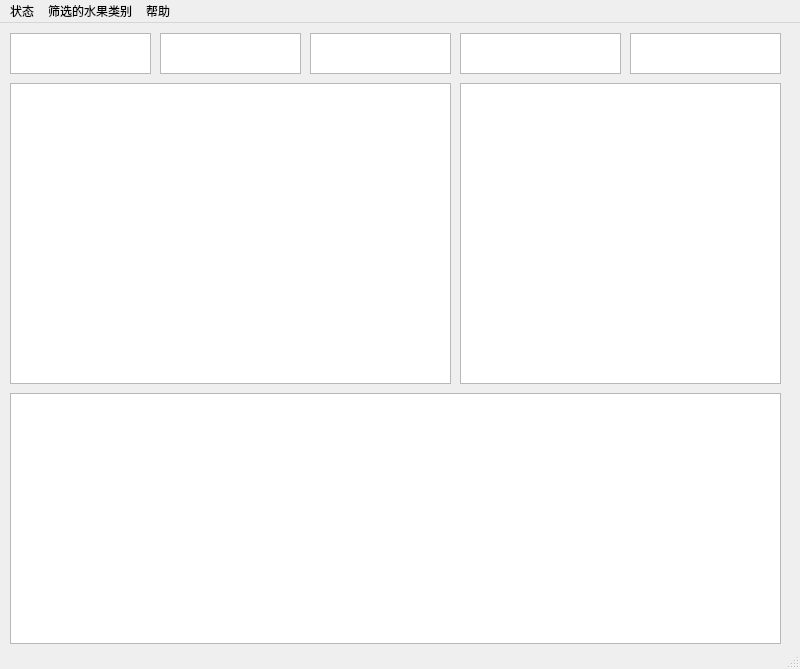
First picture: the form in Fruit_QTgui.ui, repository tianxingithub/fruit_detection_project, before the edit.
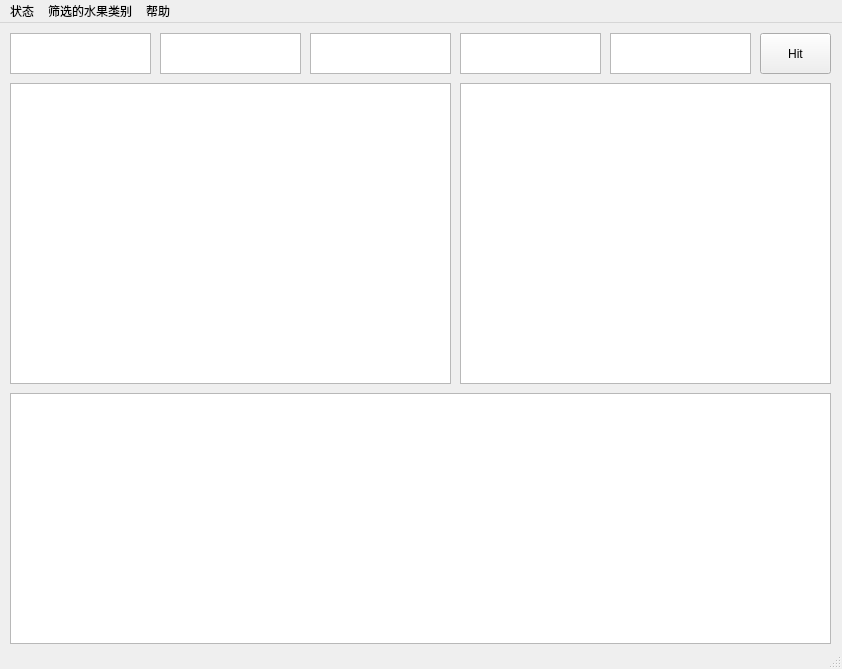
Second picture: the form after the edit.

What changed in the file:
```diff
--- a/Fruit_QTgui.ui
+++ b/Fruit_QTgui.ui
@@ -6,7 +6,7 @@
    <rect>
     <x>0</x>
     <y>0</y>
-    <width>800</width>
+    <width>842</width>
     <height>669</height>
    </rect>
   </property>
@@ -19,7 +19,7 @@
      <rect>
       <x>10</x>
       <y>370</y>
-      <width>771</width>
+      <width>821</width>
       <height>251</height>
      </rect>
     </property>
@@ -29,7 +29,7 @@
      <rect>
       <x>460</x>
       <y>60</y>
-      <width>321</width>
+      <width>371</width>
       <height>301</height>
      </rect>
     </property>
@@ -81,7 +81,7 @@
      <rect>
       <x>460</x>
       <y>10</y>
-      <width>161</width>
+      <width>141</width>
       <height>41</height>
      </rect>
     </property>
@@ -102,20 +102,33 @@
    <widget class="QTextBrowser" name="count4">
     <property name="geometry">
      <rect>
-      <x>630</x>
+      <x>610</x>
       <y>10</y>
-      <width>151</width>
+      <width>141</width>
       <height>41</height>
      </rect>
     </property>
    </widget>
+   <widget class="QPushButton" name="hitButton">
+    <property name="geometry">
+     <rect>
+      <x>760</x>
+      <y>10</y>
+      <width>71</width>
+      <height>41</height>
+     </rect>
+    </property>
+    <property name="text">
+     <string>Hit</string>
+    </property>
+   </widget>
   </widget>
   <widget class="QMenuBar" name="menubar">
    <property name="geometry">
     <rect>
      <x>0</x>
      <y>0</y>
-     <width>800</width>
+     <width>842</width>
      <height>23</height>
     </rect>
    </property>
```
